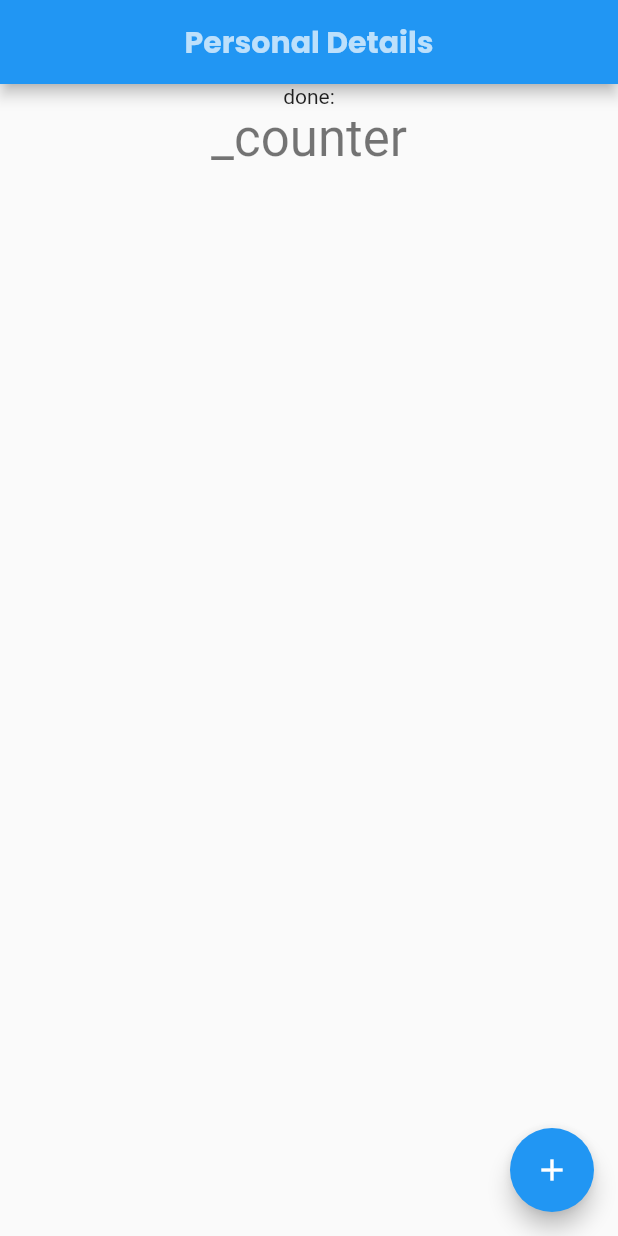
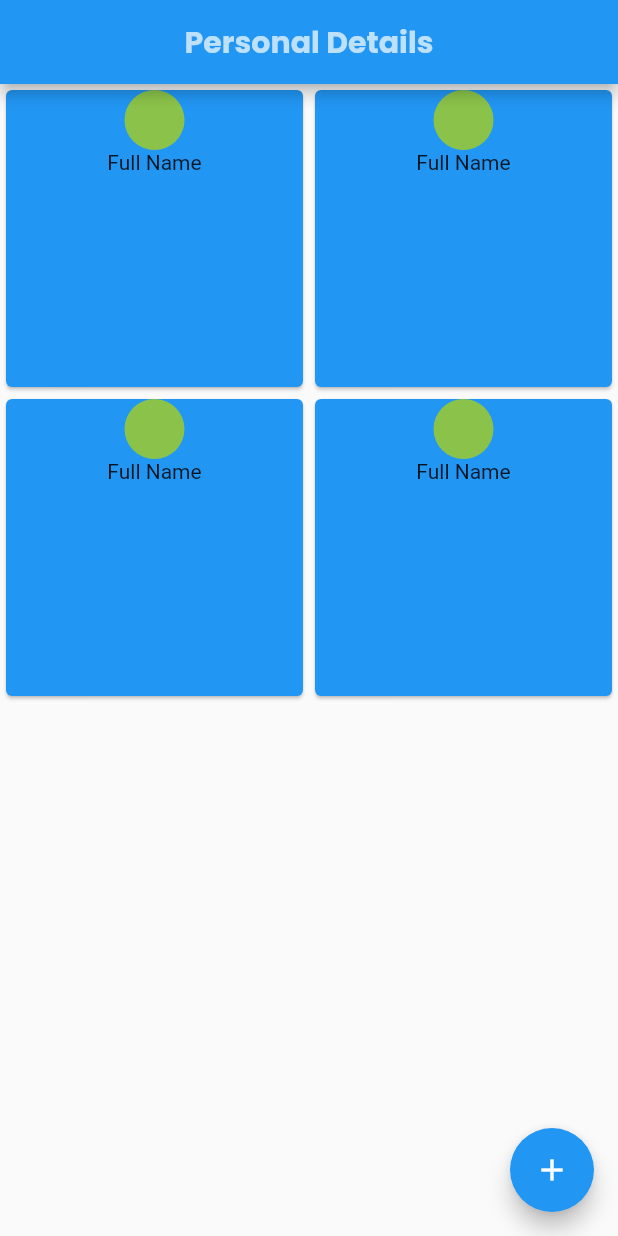
Before and after one commit to afranmuzammil/ResumeApp, a Flutter app: the screen it shows after launch, on a phone screen of 412 x 824 dp. Run offline on Flutter 3.47's test engine with Material 2 defaults, Android fonts, the phone set to English and light mode, and no system bars; our stand-ins replace google_fonts, image_picker.

Commit message:
Home page grid created, Details display page created

```diff
--- a/lib/pages/home.dart
+++ b/lib/pages/home.dart
@@ -1,5 +1,7 @@
+import 'package:flutter/cupertino.dart';
 import 'package:flutter/material.dart';
 import 'package:google_fonts/google_fonts.dart';
+import 'package:personaldetailsapp/pages/Detalis.dart';
 import 'package:personaldetailsapp/pages/form.dart';
 
 class Home extends StatefulWidget {
@@ -30,18 +32,50 @@ class _HomeState extends State<Home> {
       ),
       body: Center(
 
-        child: Column(
-          //mainAxisAlignment: MainAxisAlignment.center,
-          children: <Widget>[
-            const Text(
-              'done:',
-            ),
-            Text(
-              '_counter',
-              style: Theme.of(context).textTheme.headline4,
-            ),
-          ],
-        ),
+        child: InkWell(
+          hoverColor: Colors.red,
+          splashColor: Colors.red,
+          onTap: (){
+            Navigator.push(
+                context,
+                MaterialPageRoute(
+                  builder: (context) => const Details(),
+                ));
+          },
+          child: GridView.count(
+            crossAxisCount: 2 ,
+            children: List.generate(4,(index){
+              return Card(
+                child: Column(
+                  children: const [
+                    CircleAvatar(backgroundColor:Colors.lightGreen ,),
+                    Text('Full Name'),
+
+                  ],
+                ),
+                color: Colors.blue,
+              );
+            }),
+          ),
+        )
+
+        // ListView(
+        //   scrollDirection:Axis.vertical,
+        //   padding: const EdgeInsets.all(8),
+        //   children:  <Widget>[
+        //     Card(
+        //       child: ListTile(
+        //         leading: const CircleAvatar(backgroundColor:Colors.lightGreen ,),
+        //         //trailing: Icon(Icons.more_vert),
+        //         title: const Text('Full Name'),
+        //         onTap:(){},
+        //         onLongPress: (){},
+        //       ),
+        //       elevation: 10.0,
+        //     )
+        //
+        //   ],
+        // ),
       ),
       floatingActionButton: FloatingActionButton(
         onPressed: ()=>{
--- a/pubspec.yaml
+++ b/pubspec.yaml
@@ -31,6 +31,7 @@ dependencies:
     sdk: flutter
   google_fonts: ^2.0.0
   image_picker: ^0.8.2
+  url_launcher: ^6.0.2
 
   # The following adds the Cupertino Icons font to your application.
   # Use with the CupertinoIcons class for iOS style icons.
```
Also changed, not shown: lib/pages/Detalis.dart (added, +104 -0 lines), pubspec.lock.
